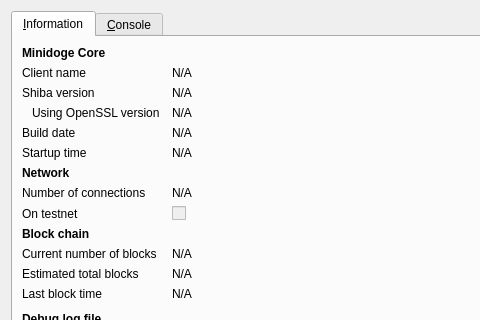
Before: the Qt Designer form src/qt/forms/rpcconsole.ui in minidoge/minidoge, drawn with Qt 5; both pictures show x 0 to 480 and y 0 to 320 of the 740 by 450 pixel window.
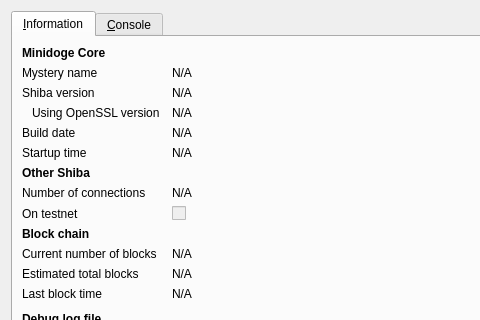
After: the same form once the commit is applied. Icons and pictures are not drawn.

```diff
--- a/src/qt/forms/rpcconsole.ui
+++ b/src/qt/forms/rpcconsole.ui
@@ -43,7 +43,7 @@
        <item row="1" column="0">
         <widget class="QLabel" name="label_5">
          <property name="text">
-          <string>Client name</string>
+          <string>Mystery name</string>
          </property>
         </widget>
        </item>
@@ -167,7 +167,7 @@
           </font>
          </property>
          <property name="text">
-          <string>Network</string>
+          <string>Other Shiba</string>
          </property>
         </widget>
        </item>
```
